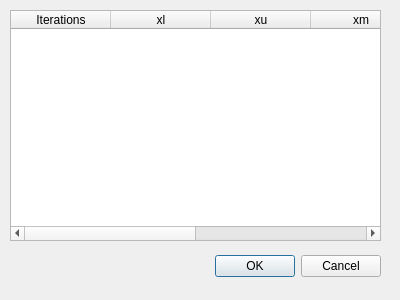
First picture: the form in bisectiongui.ui, repository manashmandal/QNumericalAnalysis, before the edit.
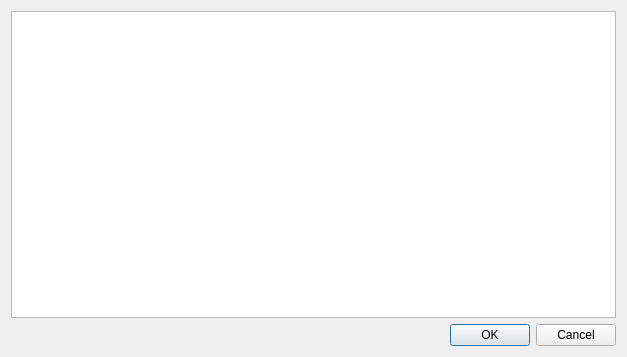
Second picture: the form after the edit.

Diff of the .ui file:
```diff
--- a/bisectiongui.ui
+++ b/bisectiongui.ui
@@ -6,69 +6,34 @@
    <rect>
     <x>0</x>
     <y>0</y>
-    <width>400</width>
-    <height>300</height>
+    <width>627</width>
+    <height>357</height>
    </rect>
   </property>
+  <property name="sizePolicy">
+   <sizepolicy hsizetype="Expanding" vsizetype="Expanding">
+    <horstretch>0</horstretch>
+    <verstretch>0</verstretch>
+   </sizepolicy>
+  </property>
   <property name="windowTitle">
    <string>Dialog</string>
   </property>
-  <widget class="QDialogButtonBox" name="buttonBox">
-   <property name="geometry">
-    <rect>
-     <x>40</x>
-     <y>250</y>
-     <width>341</width>
-     <height>32</height>
-    </rect>
-   </property>
-   <property name="orientation">
-    <enum>Qt::Horizontal</enum>
-   </property>
-   <property name="standardButtons">
-    <set>QDialogButtonBox::Cancel|QDialogButtonBox::Ok</set>
-   </property>
-  </widget>
-  <widget class="QTableWidget" name="tableWidget">
-   <property name="geometry">
-    <rect>
-     <x>10</x>
-     <y>10</y>
-     <width>371</width>
-     <height>231</height>
-    </rect>
-   </property>
-   <column>
-    <property name="text">
-     <string>Iterations</string>
-    </property>
-   </column>
-   <column>
-    <property name="text">
-     <string>xl</string>
-    </property>
-   </column>
-   <column>
-    <property name="text">
-     <string>xu</string>
-    </property>
-   </column>
-   <column>
-    <property name="text">
-     <string>xm</string>
-    </property>
-   </column>
-   <column>
-    <property name="text">
-     <string>relative error (%)</string>
-    </property>
-   </column>
-   <column>
-    <property name="text">
-     <string>f(xm)</string>
-    </property>
-   </column>
-  </widget>
+  <layout class="QGridLayout" name="gridLayout">
+   <item row="0" column="0">
+    <widget class="QTableWidget" name="tableWidget"/>
+   </item>
+   <item row="1" column="0">
+    <widget class="QDialogButtonBox" name="buttonBox">
+     <property name="orientation">
+      <enum>Qt::Horizontal</enum>
+     </property>
+     <property name="standardButtons">
+      <set>QDialogButtonBox::Cancel|QDialogButtonBox::Ok</set>
+     </property>
+    </widget>
+   </item>
+  </layout>
  </widget>
  <resources/>
  <connections>
```
Left out of the diff: 32 changed lines with no effect on the pictures.
